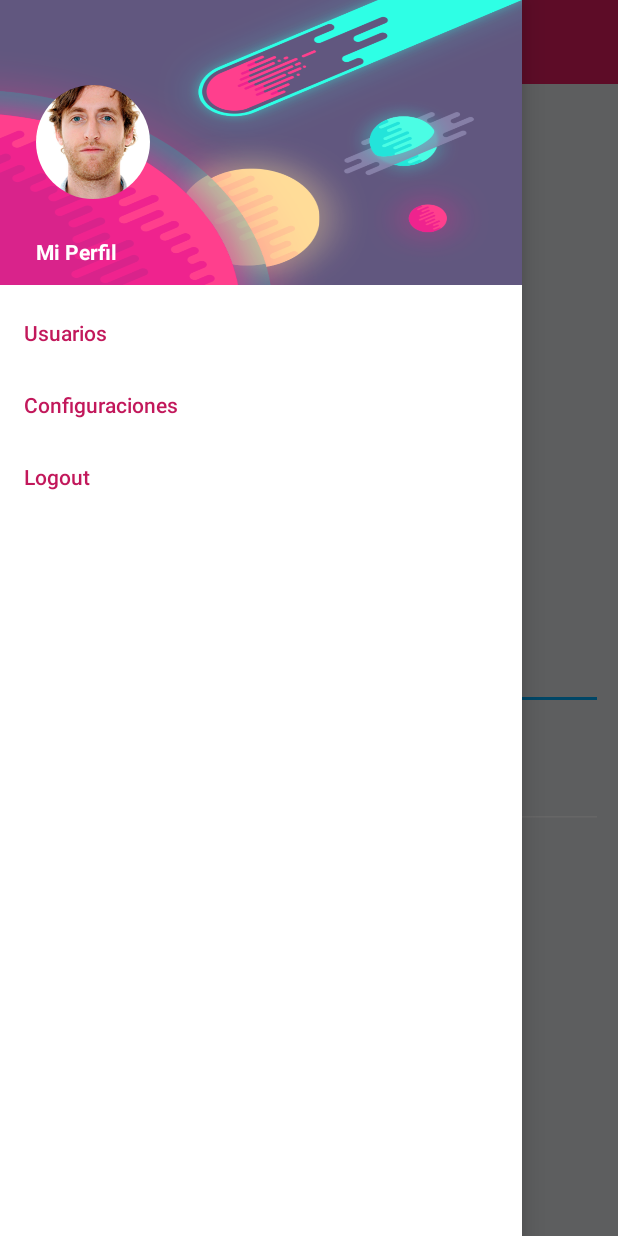
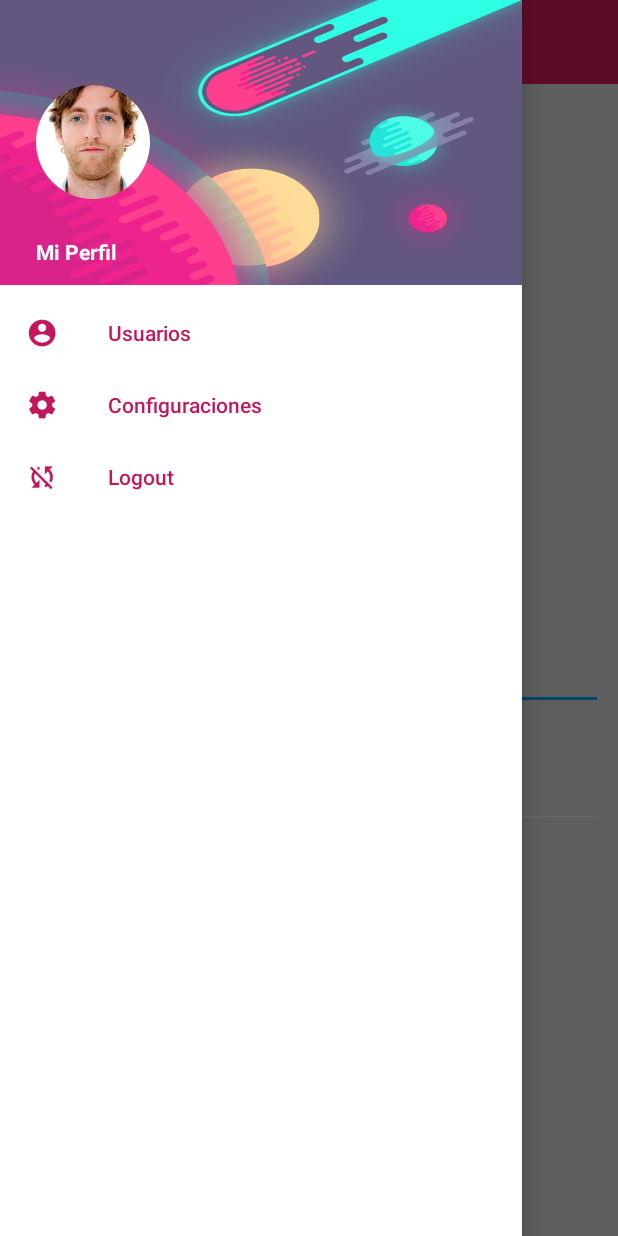
Before and after one commit to David-Hackro/easylock, an Android app: the screen it shows after launch (MainActivity), with the side drawer open, on a phone screen of 412 x 824 dp. Run offline under Robolectric (Android 15) with nearby library versions, the phone set to English and light mode, and no system bars; our stand-ins replace CircleImageView.

Commit message:
feat: Design Complete

```diff
--- a/App/EasyLock/app/src/main/res/menu/drawer.xml
+++ b/App/EasyLock/app/src/main/res/menu/drawer.xml
@@ -14,6 +14,7 @@
     <item
         android:id="@+id/noticias"
         android:checked="false"
+        android:icon="@mipmap/ic_user"
         android:title="Usuarios"
         >
     </item>
@@ -21,6 +22,7 @@
     <item
         android:id="@+id/radio"
         android:checked="false"
+        android:icon="@mipmap/ic_settings"
         android:title="Configuraciones"
         >
     </item>
@@ -28,6 +30,7 @@
     <item
         android:id="@+id/ajustes"
         android:checked="false"
+        android:icon="@mipmap/ic_out"
         android:title="Logout"
         >
     </item>
```
Also changed, not shown: App/EasyLock/app/src/main/ic_out-web.png (added), App/EasyLock/app/src/main/ic_settings-web.png (added), App/EasyLock/app/src/main/ic_user-web.png (added), App/EasyLock/app/src/main/res/mipmap-hdpi/ic_out.png (added), App/EasyLock/app/src/main/res/mipmap-hdpi/ic_settings.png (added), App/EasyLock/app/src/main/res/mipmap-hdpi/ic_user.png (added), App/EasyLock/app/src/main/res/mipmap-mdpi/ic_out.png (added), App/EasyLock/app/src/main/res/mipmap-mdpi/ic_settings.png (added), App/EasyLock/app/src/main/res/mipmap-mdpi/ic_user.png (added), App/EasyLock/app/src/main/res/mipmap-xhdpi/ic_out.png (added), App/EasyLock/app/src/main/res/mipmap-xhdpi/ic_settings.png (added), App/EasyLock/app/src/main/res/mipmap-xhdpi/ic_user.png (added), App/EasyLock/app/src/main/res/mipmap-xxhdpi/ic_out.png (added), App/EasyLock/app/src/main/res/mipmap-xxhdpi/ic_settings.png (added), 4 more files.
